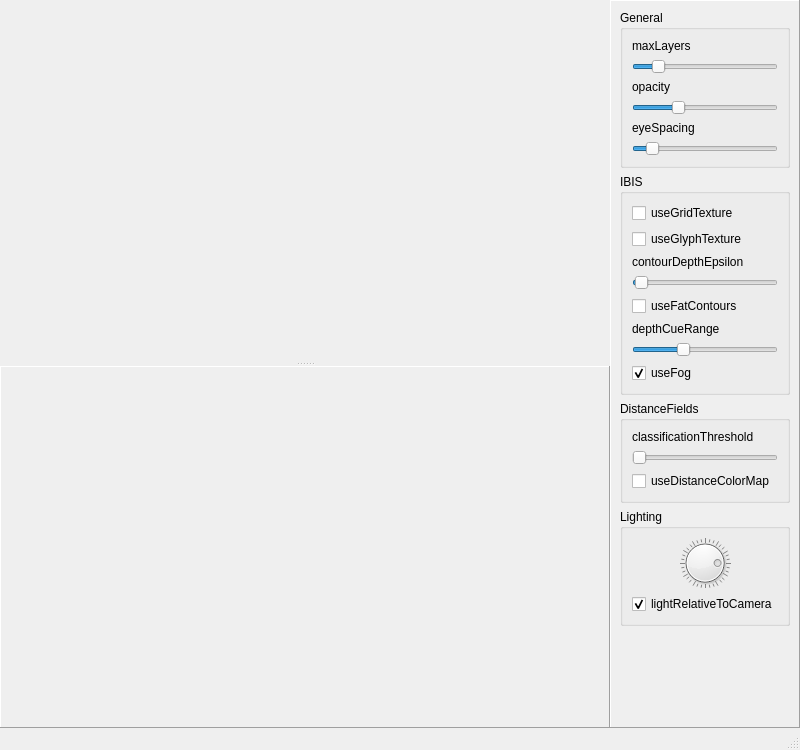
This is Widgets/NQVTKWindow.ui in bwrrp/nqvtk as Qt 5 draws it before an edit. The edited form follows.
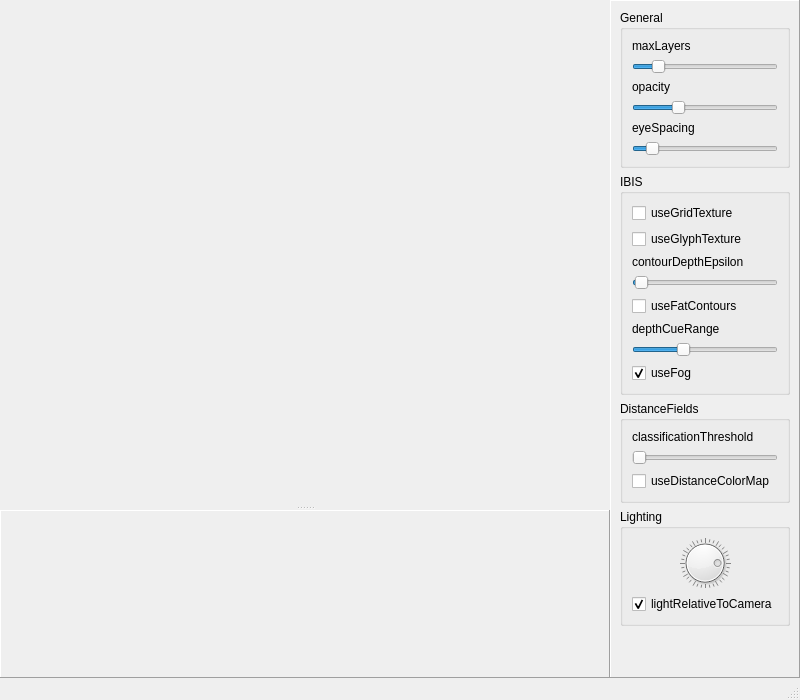
This is the edited form. Custom widgets are drawn as their Qt base class.

Commit message: Widget panel will now scroll if the window is too small.

Diff of the .ui file:
```diff
--- a/Widgets/NQVTKWindow.ui
+++ b/Widgets/NQVTKWindow.ui
@@ -6,7 +6,7 @@
     <x>0</x>
     <y>0</y>
     <width>800</width>
-    <height>750</height>
+    <height>700</height>
    </rect>
   </property>
   <property name="windowTitle" >
@@ -18,7 +18,7 @@
      <x>0</x>
      <y>19</y>
      <width>800</width>
-     <height>712</height>
+     <height>662</height>
     </rect>
    </property>
    <layout class="QHBoxLayout" name="horizontalLayout" >
@@ -30,6 +30,12 @@
     </property>
     <item>
      <widget class="QSplitter" name="splitter" >
+      <property name="sizePolicy" >
+       <sizepolicy vsizetype="Expanding" hsizetype="Expanding" >
+        <horstretch>0</horstretch>
+        <verstretch>0</verstretch>
+       </sizepolicy>
+      </property>
       <property name="orientation" >
        <enum>Qt::Vertical</enum>
       </property>
@@ -37,7 +43,7 @@
        <property name="sizePolicy" >
         <sizepolicy vsizetype="Expanding" hsizetype="Expanding" >
          <horstretch>0</horstretch>
-         <verstretch>0</verstretch>
+         <verstretch>3</verstretch>
         </sizepolicy>
        </property>
        <property name="focusPolicy" >
@@ -45,6 +51,12 @@
        </property>
       </widget>
       <widget class="QFrame" name="simpleViewFrame" >
+       <property name="sizePolicy" >
+        <sizepolicy vsizetype="Expanding" hsizetype="Expanding" >
+         <horstretch>0</horstretch>
+         <verstretch>1</verstretch>
+        </sizepolicy>
+       </property>
        <property name="frameShape" >
         <enum>QFrame::Panel</enum>
        </property>
@@ -55,9 +67,9 @@
      </widget>
     </item>
     <item>
-     <widget class="QFrame" name="frame" >
+     <widget class="QScrollArea" name="scrollArea" >
       <property name="sizePolicy" >
-       <sizepolicy vsizetype="MinimumExpanding" hsizetype="Fixed" >
+       <sizepolicy vsizetype="Expanding" hsizetype="Minimum" >
         <horstretch>0</horstretch>
         <verstretch>0</verstretch>
        </sizepolicy>
@@ -68,13 +80,22 @@
       <property name="frameShadow" >
        <enum>QFrame::Raised</enum>
       </property>
-      <layout class="QVBoxLayout" >
-       <property name="spacing" >
-        <number>6</number>
-       </property>
-       <property name="margin" >
-        <number>9</number>
-       </property>
+      <property name="horizontalScrollBarPolicy" >
+       <enum>Qt::ScrollBarAlwaysOff</enum>
+      </property>
+      <property name="widgetResizable" >
+       <bool>true</bool>
+      </property>
+      <widget class="QWidget" name="scrollAreaWidgetContents" >
+       <property name="geometry" >
+        <rect>
+         <x>0</x>
+         <y>0</y>
+         <width>190</width>
+         <height>660</height>
+        </rect>
+       </property>
+       <layout class="QVBoxLayout" name="verticalLayout_3" >
        <item>
         <widget class="QGroupBox" name="groupBox_3" >
          <property name="title" >
@@ -380,7 +401,7 @@
         </widget>
        </item>
        <item>
-        <spacer>
+         <spacer name="verticalSpacer" >
          <property name="orientation" >
           <enum>Qt::Vertical</enum>
          </property>
@@ -394,6 +415,7 @@
        </item>
       </layout>
      </widget>
+     </widget>
     </item>
    </layout>
   </widget>
@@ -411,7 +433,7 @@
    <property name="geometry" >
     <rect>
      <x>0</x>
-     <y>731</y>
+     <y>681</y>
      <width>800</width>
      <height>19</height>
     </rect>
```
Left out of the diff: 30 changed lines with no effect on the pictures. Lines whose indentation alone changed are shown as unchanged. The commit also changes 1 other file.
